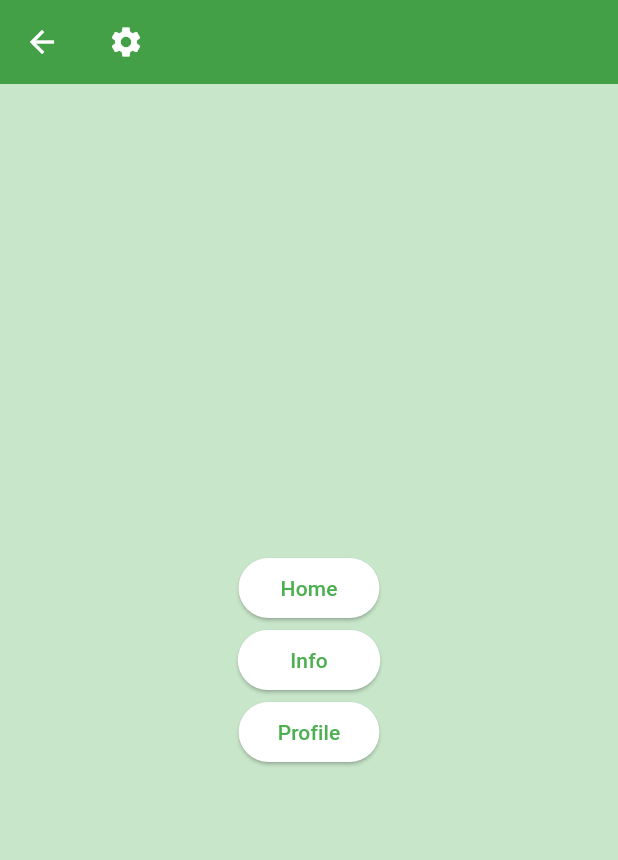
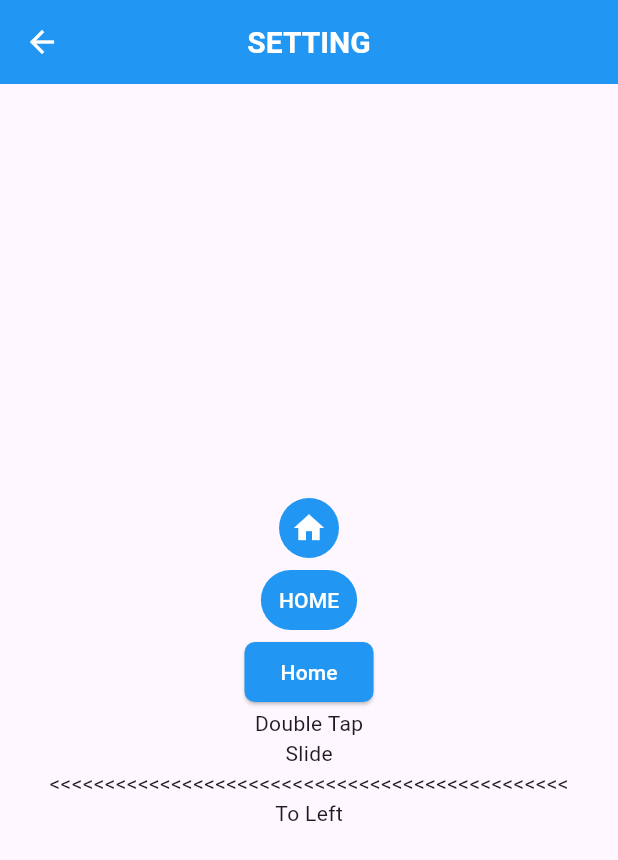
Before and after one commit to m-mhe/flutter_practice, a Flutter app: the screen it shows after launch, after a tap on "Setting", on a phone screen of 412 x 824 dp. Shown: the top 860 px of the screen. Run offline on Flutter 3.47's test engine with Material 3 defaults, Android fonts, the phone set to English and light mode, and no system bars.

Commit message:
First commit

```diff
--- a/project_one/lib/home.dart
+++ /dev/null
@@ -1,73 +0,0 @@
-//Import section:(
-import 'package:flutter/material.dart';
-import 'package:project_one/info.dart';
-import 'package:project_one/setting.dart';
-import 'package:project_one/profile.dart';
-
-//This custom widget contain Scaffold():
-class HomeRoute extends StatelessWidget {
-  const HomeRoute({super.key});
-
-  @override
-  Widget build(BuildContext context) {
-    return Scaffold(
-      //Set background color as green with the shade of 100:
-      backgroundColor: Colors.green.shade100,
-      //AppBar contain - leading, title, action, etc.
-      appBar: AppBar(
-        backgroundColor: Colors.green[600],
-        foregroundColor: Colors.white,
-        leading: const Icon(Icons.home),
-        title: const Text("Home"),
-      ),
-      //Rest of the screen will be shown as we add widgets in body.
-      body: Center(
-        //Column is for adding multiple widgets vertically:
-        child: Column(mainAxisAlignment: MainAxisAlignment.center, children: [
-          ElevatedButton(
-            style: ElevatedButton.styleFrom(
-              foregroundColor: Colors.green,
-              backgroundColor: Colors.white,
-            ),
-            onPressed: () {
-              //Navigating to page to page
-              Navigator.push(context,
-                  //With push we add a page in stack data structure (LIFO: Last In First Out).
-                  MaterialPageRoute(builder: (context) {
-                //Setting() is a custom widget, it contain another Scaffold() widget.
-                return const Setting();
-              }));
-            },
-            child: const Text("Setting"),
-          ),
-          ElevatedButton(
-            style: ElevatedButton.styleFrom(
-                foregroundColor: Colors.green,
-                backgroundColor: Colors.white,
-                padding: const EdgeInsets.symmetric(horizontal: 35)),
-            onPressed: () {
-              Navigator.push(context, MaterialPageRoute(builder: (context) {
-                return const Info();
-              }));
-            },
-            child: const Text("Info"),
-          ),
-          ElevatedButton(
-            style: ElevatedButton.styleFrom(
-                foregroundColor: Colors.green,
-                backgroundColor: Colors.white,
-                padding: const EdgeInsets.symmetric(horizontal: 26)),
-            onPressed: () {
-              Navigator.push(context, MaterialPageRoute(builder: (context) {
-                return const Profile(
-                    name:
-                        "From Home"); //Taking data(name: "From Home") from current page.
-              })).then((value) => print("From Profile"));
-            },
-            child: const Text("Profile"),
-          )
-        ]),
-      ),
-    );
-  }
-}
--- a/project_one/lib/main.dart
+++ b/project_one/lib/main.dart
@@ -1,24 +1,201 @@
 //To format code - ctrl + alt + L
 
-//Import section:
 import 'package:flutter/material.dart';
-import 'package:project_one/home.dart';
+import 'package:project_one/settings.dart';
 
-//Code execution point:
-void main() {
+void main(){
   runApp(const MyApp());
 }
 
-//This custom widget contain MaterialApp design system:
-class MyApp extends StatelessWidget {
+class MyApp extends StatelessWidget{
   const MyApp({super.key});
 
   @override
   Widget build(BuildContext context) {
-    return const MaterialApp(
-      title: "Navigation Tester",
-      //This page will be shown as home:
-      home: HomeRoute(),
+    return MaterialApp(
+      title: "ThemeData()",
+      themeMode: ThemeMode.light,
+      theme:ThemeData(
+        brightness: Brightness.light,
+        appBarTheme: const AppBarTheme(
+          backgroundColor: Colors.blue,
+          foregroundColor: Colors.white,
+          centerTitle: true,
+          titleTextStyle: TextStyle(
+            fontSize: 20,
+            fontWeight: FontWeight.w700,
+          )
+            //We can't set theme for InkWell(), and GestureDetector()
+        ),
+        iconButtonTheme: IconButtonThemeData(
+          style: IconButton.styleFrom(
+            foregroundColor: Colors.white,
+            backgroundColor: Colors.blue
+          )
+        ),
+        textButtonTheme: TextButtonThemeData(
+          style: TextButton.styleFrom(
+            foregroundColor: Colors.white,
+            backgroundColor: Colors.blue,
+          )
+        ),
+        elevatedButtonTheme: ElevatedButtonThemeData(
+          style: ElevatedButton.styleFrom(
+            backgroundColor: Colors.blue,
+            foregroundColor: Colors.white,
+            shape: RoundedRectangleBorder(
+              borderRadius: BorderRadius.circular(7)
+            )
+          )
+        ),
+        inputDecorationTheme: InputDecorationTheme(
+          enabledBorder: OutlineInputBorder(
+            borderSide: BorderSide(color: Colors.blue),
+            borderRadius: BorderRadius.circular(10)
+          ),
+          focusedBorder: OutlineInputBorder(
+            borderRadius: BorderRadius.circular(20),
+            borderSide: BorderSide(color: Colors.blue)
+          )
+        ),
+      ),
+      darkTheme: ThemeData(
+        brightness: Brightness.dark,
+        scaffoldBackgroundColor: Colors.blue,
+        appBarTheme: const AppBarTheme(
+            backgroundColor: Colors.black,
+            foregroundColor: Colors.blue,
+            centerTitle: true,
+            titleTextStyle: TextStyle(
+              fontSize: 20,
+              fontWeight: FontWeight.w700,
+            )
+          //We can't set theme for InkWell(), and GestureDetector()
+        ),
+        iconButtonTheme: IconButtonThemeData(
+            style: IconButton.styleFrom(
+                foregroundColor: Colors.blue,
+                backgroundColor: Colors.black
+            )
+        ),
+        textButtonTheme: TextButtonThemeData(
+            style: TextButton.styleFrom(
+              foregroundColor: Colors.blue,
+              backgroundColor: Colors.black,
+            )
+        ),
+        elevatedButtonTheme: ElevatedButtonThemeData(
+            style: ElevatedButton.styleFrom(
+                backgroundColor: Colors.black,
+                foregroundColor: Colors.blue
+            )
+        ),
+        inputDecorationTheme: InputDecorationTheme(
+            enabledBorder: OutlineInputBorder(
+                borderSide: BorderSide(color: Colors.black),
+                borderRadius: BorderRadius.circular(10)
+            ),
+            focusedBorder: OutlineInputBorder(
+                borderRadius: BorderRadius.circular(20),
+                borderSide: BorderSide(color: Colors.white)
+            )
+        ),
+      ),
+      home: Home(),
     );
   }
 }
+
+class Home extends StatelessWidget{
+  const Home({super.key});
+
+  @override
+  Widget build(BuildContext context) {
+    return Scaffold(
+      appBar: AppBar(
+        leading: Icon(Icons.home),
+        title: Text("HOME",
+        style: TextStyle(
+          color: Colors.blue
+        ),),
+        actions: [
+          IconButton(
+            onPressed: (){
+              Navigator.push(context,
+                MaterialPageRoute(builder: (context){
+                  return Setting();
+                })
+              );
+            },
+            icon: Icon(Icons.settings),
+          )
+        ],
+      ),
+
+      body: Center(
+        child: Column(
+          mainAxisAlignment: MainAxisAlignment.center,
+          children: [
+            IconButton(
+              onPressed: (){
+                Navigator.push(context,
+                  MaterialPageRoute(builder:(context){
+                    return const Setting();
+                  })
+                );
+              },
+              icon: Icon(Icons.settings)
+            ),
+            TextButton(
+                onPressed: (){
+                  Navigator.push(context,
+                      MaterialPageRoute(builder:(context){
+                        return const Setting();
+                      })
+                  );
+                },
+                child: Text("Setting")
+            ),
+            ElevatedButton(
+                onPressed: (){
+                  Navigator.push(context,
+                      MaterialPageRoute(builder:(context){
+                        return const Setting();
+                      })
+                  );
+                },
+                child: Text("Setting")
+            ),
+            InkWell(
+              onDoubleTap: (){
+                Navigator.push(context,
+                    MaterialPageRoute(builder:(context){
+                      return const Setting();
+                    })
+                );
+              },
+              child: Text("Double Tap")
+            ),
+            GestureDetector(
+                onHorizontalDragEnd: (c){
+                  Navigator.push(context,
+                      MaterialPageRoute(builder:(context){
+                        return const Setting();
+                      })
+                  );
+                },
+                child: Column(
+                  children: [
+                    Text("Slide"),
+                    Text("<-                                                              ->"),
+                    Text("Left or Right")
+                  ],
+                )
+            ),
+            TextField()
+          ],
+        )
+      )
+    );
+  }
+}
--- a/project_one/lib/setting.dart
+++ /dev/null
@@ -1,67 +0,0 @@
-//Import section:
-import 'package:flutter/material.dart';
-import 'package:project_one/home.dart';
-import 'package:project_one/info.dart';
-import 'package:project_one/profile.dart';
-
-class Setting extends StatelessWidget {
-  const Setting({super.key});
-
-  @override
-  Widget build(BuildContext context) {
-    return Scaffold(
-      backgroundColor: Colors.green.shade100,
-      appBar: AppBar(
-        backgroundColor: Colors.green[600],
-        foregroundColor: Colors.white,
-        title: const Icon(Icons.settings),
-      ),
-      body: Center(
-        child: Column(mainAxisAlignment: MainAxisAlignment.center, children: [
-          ElevatedButton(
-            style: ElevatedButton.styleFrom(
-                foregroundColor: Colors.green,
-                backgroundColor: Colors.white,
-                padding: const EdgeInsets.symmetric(horizontal: 28)),
-            onPressed: () {
-              //Navigator.pop(context);
-              Navigator.pushAndRemoveUntil(
-                  context,
-                  //pushAndRemoveUntil: will push the HomeRoute() after taking out all pages from the stack.
-                  MaterialPageRoute(builder: (context) => const HomeRoute()),
-                  (route) => false);
-            },
-            child: const Text("Home"),
-          ),
-          ElevatedButton(
-            style: ElevatedButton.styleFrom(
-                foregroundColor: Colors.green,
-                backgroundColor: Colors.white,
-                padding: const EdgeInsets.symmetric(horizontal: 35)),
-            onPressed: () {
-              Navigator.pushReplacement(
-                  context, //Replacing the current page with Info().
-                  MaterialPageRoute(builder: (context) {
-                return const Info();
-              }));
-            },
-            child: const Text("Info"),
-          ),
-          ElevatedButton(
-            style: ElevatedButton.styleFrom(
-                foregroundColor: Colors.green,
-                backgroundColor: Colors.white,
-                padding: const EdgeInsets.symmetric(horizontal: 26)),
-            onPressed: () {
-              Navigator.pushReplacement(context,
-                  MaterialPageRoute(builder: (context) {
-                return const Profile(name: "From Setting");
-              }));
-            },
-            child: const Text("Profile"),
-          )
-        ]),
-      ),
-    );
-  }
-}
--- /dev/null
+++ b/project_one/lib/settings.dart
@@ -0,0 +1,67 @@
+import 'package:flutter/cupertino.dart';
+import 'package:flutter/material.dart';
+import 'package:project_one/main.dart';
+
+class Setting extends StatelessWidget{
+  const Setting({super.key});
+
+  @override
+  Widget build(BuildContext context) {
+    return Scaffold(
+      appBar: AppBar(
+        title: Text("SETTING"),
+      ),
+      body: Center(
+        child: Column(
+          mainAxisAlignment: MainAxisAlignment.center,
+          children: [
+            IconButton(
+                onPressed: (){
+                  Navigator.pop(context);
+                },
+                icon: Icon(Icons.home)
+            ),
+            TextButton(
+                onPressed: (){
+                  Navigator.pop(context);
+                },
+                child: Text("HOME")
+            ),
+            ElevatedButton(
+                onPressed: (){
+                  Navigator.pop(context);
+                },
+                child: Text("Home")
+            ),
+            InkWell(
+                onDoubleTap: (){
+                  Navigator.pop(context);
+                },
+                child: Text("Double Tap")
+            ),
+            GestureDetector(
+              onHorizontalDragEnd: (c){
+                if((c.primaryVelocity ?? 0) < 0){
+                  Navigator.pushAndRemoveUntil(context,
+                    MaterialPageRoute(builder: (context){
+                      return const Home();
+                    }),
+                      (route) => false
+                  );
+                }
+              },
+              child: Column(
+                mainAxisAlignment: MainAxisAlignment.center,
+                children: [
+                  Text("Slide"),
+                  Text("<<<<<<<<<<<<<<<<<<<<<<<<<<<<<<<<<<<<<<<<<<<<<<<"),
+                  Text("To Left")
+                ],
+              ),
+            ),
+          ],
+        )
+      ),
+    );
+  }
+}
```
Also changed, not shown: project_one/lib/info.dart (deleted, +0 -71 lines), project_one/lib/profile.dart (deleted, +0 -87 lines).
